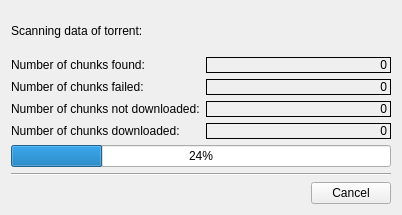
Old version of the form transfer-plugins/bittorrent/scandlg.ui in the repository KDE/kget.
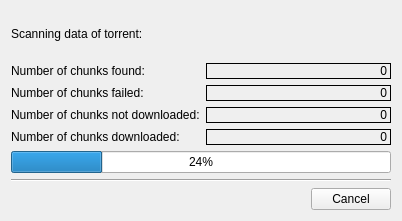
New version of the form.

The edit to the form file:
```diff
--- a/transfer-plugins/bittorrent/scandlg.ui
+++ b/transfer-plugins/bittorrent/scandlg.ui
@@ -1,12 +1,12 @@
 <ui version="4.0" >
  <class>ScanDlgBase</class>
- <widget class="QWidget" name="ScanDlgBase" >
-  <property name="geometry" >
+ <widget class="QWidget" name="ScanDlgBase">
+  <property name="geometry">
    <rect>
     <x>0</x>
     <y>0</y>
     <width>402</width>
-    <height>215</height>
+    <height>221</height>
    </rect>
   </property>
   <layout class="QGridLayout" >
@@ -150,6 +150,9 @@
      <property name="value" >
       <number>24</number>
      </property>
+     <property name="format">
+      <string>%p%</string>
+     </property>
     </widget>
    </item>
    <item row="3" column="0" >
```
Left out of the diff: 113 changed lines with no effect on the pictures.
